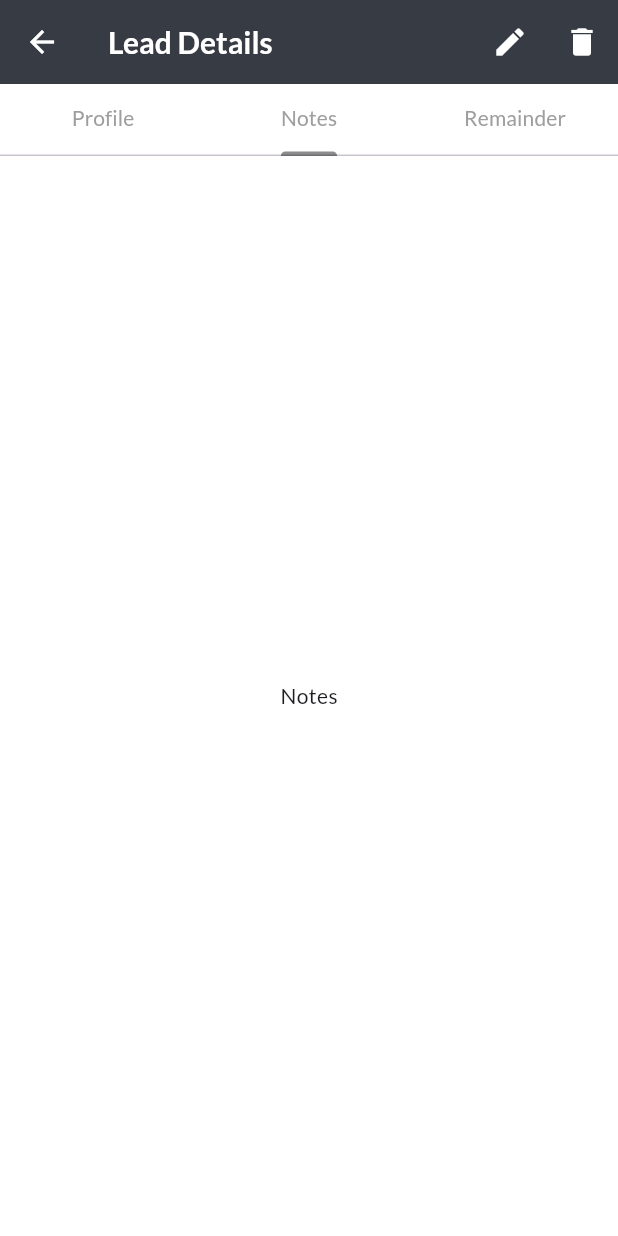
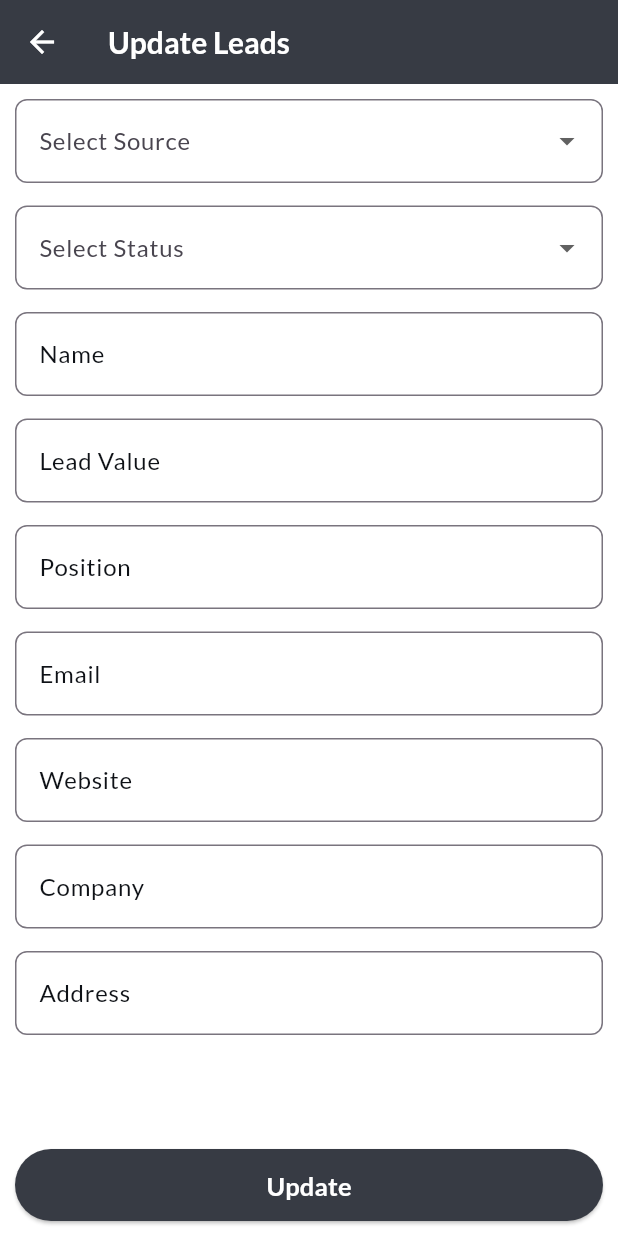
Before and after one commit to businessvivek3600/CRM, a Flutter app: the LeadDetailsScreen screen opened directly, tab 2 chosen, after a tap on the "edit" icon, on a phone screen of 412 x 824 dp. Run offline on Flutter 3.47's test engine with Material 3 defaults, Android fonts, the light colour scheme and no system bars; our stand-ins replace google_fonts, nb_utils; missing offline and left inert: country_state_picker.

Commit message:
work on leads

```diff
--- a/lib/features/auth/dashboard/components/drawer_widget.dart
+++ b/lib/features/auth/dashboard/components/drawer_fragment/drawer_widget.dart
@@ -1,6 +1,7 @@
 import 'package:crm/features/auth/auth/auth_screen.dart';
-import 'package:crm/features/auth/dashboard/components/drawer_fragment/customer_Screen.dart';
-import 'package:crm/features/auth/dashboard/components/drawer_fragment/leads_screen.dart';
+
+import 'package:crm/features/auth/dashboard/customer/customer_Screen.dart';
+import 'package:crm/features/auth/dashboard/leads/leads_screen.dart';
 import 'package:flutter/material.dart';
 
 class CustomDrawer extends StatefulWidget {
--- a/lib/features/auth/dashboard/components/drawer_fragment/component/add_customer.dart
+++ b/lib/features/auth/dashboard/customer/add_customer.dart
@@ -4,8 +4,8 @@ import 'package:flutter/material.dart';
 import 'package:country_state_picker/country_state_picker.dart';
 import 'package:nb_utils/nb_utils.dart';
 
-import '../../../../../../constants/app_constants.dart';
-import '../../../../../../utils/text_field.dart';
+import '../../../../constants/app_constants.dart';
+import '../../../../utils/text_field.dart';
 
 class AddCustomer extends StatefulWidget {
   const AddCustomer({super.key});
--- a/lib/features/auth/dashboard/components/drawer_fragment/customer_Screen.dart
+++ b/lib/features/auth/dashboard/customer/customer_Screen.dart
@@ -1,4 +1,4 @@
-import 'package:crm/features/auth/dashboard/components/drawer_fragment/component/add_customer.dart';
+import 'package:crm/features/auth/dashboard/customer/add_customer.dart';
 import 'package:crm/utils/colors.dart';
 import 'package:flutter/material.dart';
 
--- a/lib/features/auth/dashboard/home_screen.dart
+++ b/lib/features/auth/dashboard/home_screen.dart
@@ -1,4 +1,5 @@
-import 'package:crm/features/auth/dashboard/components/drawer_widget.dart';
+// import 'package:crm/features/auth/dashboard/components/drawer_fragment/drawer_widget.dart';
+import 'package:crm/features/auth/dashboard/components/drawer_fragment/drawer_widget.dart';
 import 'package:crm/utils/colors.dart';
 import 'package:flutter/material.dart';
 import 'package:nb_utils/nb_utils.dart';
--- /dev/null
+++ b/lib/features/auth/dashboard/leads/updatelead.dart
@@ -0,0 +1,176 @@
+import 'package:crm/features/auth/dashboard/leads/leads_details.dart';
+import 'package:crm/utils/colors.dart';
+import 'package:crm/utils/text_field.dart';
+import 'package:flutter/material.dart';
+
+class Updatelead extends StatefulWidget {
+  const Updatelead({super.key});
+
+  @override
+  State<Updatelead> createState() => _UpdateleadState();
+}
+
+class _UpdateleadState extends State<Updatelead> {
+  final List<String> _dropdownItems = [
+    'Facebook',
+    'Google',
+    'Instagram',
+    'LinkedIn',
+    'Pinterest',
+    'Reddit',
+    'Snapchat',
+    'Twitter',
+    'Youtube'
+  ];
+  final List<Map<String, dynamic>> _statusdropdownItems = [
+    {'label': 'New Lead', 'color': Colors.blue},
+    {'label': 'Contacted', 'color': Colors.green},
+    {'label': 'Qualified', 'color': Colors.yellow},
+    {'label': 'Negotiating', 'color': Colors.pink},
+    {'label': 'Closed - Won', 'color': Colors.green},
+    {'label': 'Closed - Lost', 'color': Colors.red},
+    {'label': 'Pending', 'color': Colors.orange},
+    {'label': 'On Hold', 'color': Colors.grey},
+    {'label': 'Reopened', 'color': Colors.purple},
+    {'label': 'Converted', 'color': Colors.blue},
+    {'label': 'Customer', 'color': Colors.green},
+  ];
+  String? _selectedItem;
+  Map<String, dynamic>? _statusselectedItem;
+  @override
+  Widget build(BuildContext context) {
+    return Scaffold(
+      appBar: AppBar(
+        backgroundColor: secondaryPrimaryColor,
+        title: const Text(
+          'Update Leads',
+          style: TextStyle(color: Colors.white),
+        ),
+        leading: IconButton(
+          icon: const Icon(Icons.arrow_back, color: Colors.white),
+          onPressed: () {
+            Navigator.push(
+              context,
+              MaterialPageRoute(
+                builder: (context) => Leads_Details(),
+              ),
+            );
+          },
+        ),
+      ),
+      resizeToAvoidBottomInset: true, // Adjusts UI when keyboard appears
+      body: Column(
+        children: [
+          // Scrollable form content
+          Expanded(
+            child: SingleChildScrollView(
+              padding: const EdgeInsets.symmetric(horizontal: 10, vertical: 10),
+              child: Column(
+                crossAxisAlignment: CrossAxisAlignment.stretch,
+                children: [
+                  DropdownButtonFormField<String>(
+                    value: _selectedItem,
+                    items: _dropdownItems
+                        .map((item) => DropdownMenuItem<String>(
+                              value: item,
+                              child: Text(item),
+                            ))
+                        .toList(),
+                    onChanged: (value) {
+                      setState(() {
+                        _selectedItem = value;
+                      });
+                    },
+                    decoration: InputDecoration(
+                      labelText: 'Select Source',
+                      border: OutlineInputBorder(
+                        borderRadius: BorderRadius.circular(8.0),
+                      ),
+                    ),
+                  ),
+                  const SizedBox(height: 15),
+                  DropdownButtonFormField<Map<String, dynamic>>(
+                    value: _statusselectedItem,
+                    items: _statusdropdownItems.map((item) {
+                      return DropdownMenuItem<Map<String, dynamic>>(
+                        value: item,
+                        child: Text(
+                          item['label'],
+                          style: TextStyle(
+                            color: item['color'],
+                            fontWeight: FontWeight.w500,
+                          ),
+                        ),
+                      );
+                    }).toList(),
+                    onChanged: (value) {
+                      setState(() {
+                        _statusselectedItem = value;
+                      });
+                    },
+                    decoration: InputDecoration(
+                      labelText: 'Select Status',
+                      border: OutlineInputBorder(
+                        borderRadius: BorderRadius.circular(8.0),
+                      ),
+                    ),
+                  ),
+                  const SizedBox(height: 15),
+                  const CommonTextField(
+                    label: 'Name',
+                    hint: 'Enter Your Name',
+                  ),
+                  const SizedBox(height: 15),
+                  const CommonTextField(
+                    label: 'Lead Value',
+                    hint: 'Lead Value',
+                  ),
+                  const SizedBox(height: 15),
+                  const CommonTextField(
+                    label: 'Position',
+                    hint: 'Position',
+                  ),
+                  const SizedBox(height: 15),
+                  const CommonTextField(
+                    label: 'Email',
+                    hint: 'Enter Your Email',
+                  ),
+                  const SizedBox(height: 15),
+                  const CommonTextField(
+                    label: 'Website',
+                    hint: 'Enter Website Name',
+                  ),
+                  const SizedBox(height: 15),
+                  const CommonTextField(
+                    label: 'Company',
+                    hint: 'Enter Company Name',
+                  ),
+                  const SizedBox(height: 15),
+                  const CommonTextField(
+                    label: 'Address',
+                    hint: 'Enter Address',
+                  ),
+                ],
+              ),
+            ),
+          ),
+        ],
+      ),
+      bottomNavigationBar: Padding(
+        padding: const EdgeInsets.all(10),
+        child: ElevatedButton(
+          onPressed: () {},
+          child: const Text(
+            'Update',
+            style: TextStyle(
+                fontWeight: FontWeight.bold, fontSize: 17, color: Colors.white),
+          ),
+          style: ElevatedButton.styleFrom(
+            backgroundColor: secondaryPrimaryColor,
+            padding: const EdgeInsets.symmetric(horizontal: 135, vertical: 12),
+          ),
+        ),
+      ),
+    );
+  }
+}
--- a/lib/utils/colors.dart
+++ b/lib/utils/colors.dart
@@ -1,4 +1,3 @@
-
 import 'package:flutter/material.dart';
 
 import '../constants/app_constants.dart';
@@ -10,6 +9,7 @@ const appTextPrimaryColor = Color(0xff1C1F34);
 const appTextSecondaryColor = Color(0xff6C757D);
 const cardColor = Color(0xFFF6F7F9);
 const borderColor = Color(0xFFEBEBEB);
+const textPrimaryColor = Color(0xFF0E1116);
 
 const scaffoldColorDark = Color(0xFF0E1116);
 const scaffoldSecondaryDark = Color(0xFF1C1F26);
@@ -38,8 +38,6 @@ const runningColor = Color(0xFF2962FF);
 const sellColor = Color(0xFFC500BB);
 const buyColor = Color(0xFFF20101);
 
-
-
 Color fromHex(String hexString) {
   final buffer = StringBuffer();
   if (hexString.length == 6 || hexString.length == 7) buffer.write('ff');
--- a/lib/utils/text_field.dart
+++ b/lib/utils/text_field.dart
@@ -1,3 +1,4 @@
+import 'package:crm/utils/colors.dart';
 import 'package:flutter/material.dart';
 
 class CommonTextField extends StatefulWidget {
@@ -8,12 +9,19 @@ class CommonTextField extends StatefulWidget {
     this.controller,
     this.validation,
     this.isPassword = false,
+    this.dropdownItems, // New parameter for Dropdown
+    this.selectedValue, // New parameter to handle selected value
+    this.onChanged, // New parameter for onChanged callback
   });
 
   final String? label, hint;
   final TextEditingController? controller;
   final Function? validation;
   final bool isPassword;
+  final List<String>? dropdownItems; // List of dropdown items
+  final String? selectedValue; // Selected value for dropdown
+  final ValueChanged<String?>?
+      onChanged; // Callback when dropdown value changes
 
   @override
   State<CommonTextField> createState() => _CommonTextFieldState();
@@ -30,21 +38,50 @@ class _CommonTextFieldState extends State<CommonTextField> {
 
   @override
   Widget build(BuildContext context) {
+    if (widget.dropdownItems != null) {
+      // DropdownButtonFormField is displayed if dropdownItems is passed
+      return DropdownButtonFormField<String>(
+        value: widget.selectedValue,
+        items: widget.dropdownItems!
+            .map((item) => DropdownMenuItem<String>(
+                  value: item,
+                  child: Text(item),
+                ))
+            .toList(),
+        onChanged: widget.onChanged,
+        decoration: InputDecoration(
+          labelText: widget.label,
+          labelStyle:
+              TextStyle(color: textPrimaryColor), // Primary color for label
+          hintText: widget.hint,
+          hintStyle: TextStyle(color: textPrimaryColor.withOpacity(0.6)),
+          border: OutlineInputBorder(
+            borderRadius: BorderRadius.circular(8.0),
+            borderSide: BorderSide(color: textPrimaryColor), // Border color
+          ),
+          focusedBorder: OutlineInputBorder(
+            borderRadius: BorderRadius.circular(8.0),
+            borderSide: BorderSide(color: textPrimaryColor.withOpacity(0.6)),
+          ),
+        ),
+      );
+    } else {
+      // Regular TextFormField is displayed
       return TextFormField(
         obscureText: _obscureText,
         controller: widget.controller,
         decoration: InputDecoration(
           labelText: widget.label,
-        labelStyle: TextStyle(color: Theme.of(context).primaryColor), // Primary color
+          labelStyle: TextStyle(color: textPrimaryColor), // Primary color
           hintText: widget.hint,
-        hintStyle: TextStyle(color: Theme.of(context).primaryColor.withOpacity(0.6)), // Primary color with opacity
+          hintStyle: TextStyle(color: textPrimaryColor.withOpacity(0.6)),
           border: OutlineInputBorder(
             borderRadius: BorderRadius.circular(8.0),
-          borderSide: BorderSide(color: Theme.of(context).primaryColor), // Primary color border
+            borderSide: BorderSide(color: textPrimaryColor), // Border color
           ),
           focusedBorder: OutlineInputBorder(
             borderRadius: BorderRadius.circular(8.0),
-          borderSide: BorderSide(color: Theme.of(context).primaryColor), // Focused state border color
+            borderSide: BorderSide(color: textPrimaryColor.withOpacity(0.6)),
           ),
           suffixIcon: widget.isPassword
               ? IconButton(
@@ -54,16 +91,16 @@ class _CommonTextFieldState extends State<CommonTextField> {
                   ),
                   onPressed: () {
                     setState(() {
-              _obscureText =_obscureText; // Toggle obscureText
+                      _obscureText =
+                          !_obscureText; // Toggle password visibility
                     });
                   },
                 )
               : null,
-        focusColor: Theme.of(context).primaryColor, // Focus color
-        hoverColor: Theme.of(context).primaryColor, // Hover color
         ),
-      cursorColor: Theme.of(context).primaryColor, // Cursor color as primary color
-      validator: widget.validation as String? Function(String?)?, // Validation function
+        cursorColor: Theme.of(context).primaryColor,
+        validator: widget.validation as String? Function(String?)?,
       );
     }
   }
+}
```
Also changed, not shown: lib/features/auth/dashboard/components/drawer_fragment/addleads.dart (deleted, +0 -15 lines), lib/features/auth/dashboard/leads/addleads.dart (added, +182 -0 lines), lib/features/auth/dashboard/leads/leads_details.dart (renamed from lib/features/auth/dashboard/components/drawer_fragment/leads_details.dart, +131 -22 lines), lib/features/auth/dashboard/leads/leads_screen.dart (renamed from lib/features/auth/dashboard/components/drawer_fragment/leads_screen.dart, +4 -3 lines). Lines whose indentation alone changed are shown as unchanged.
